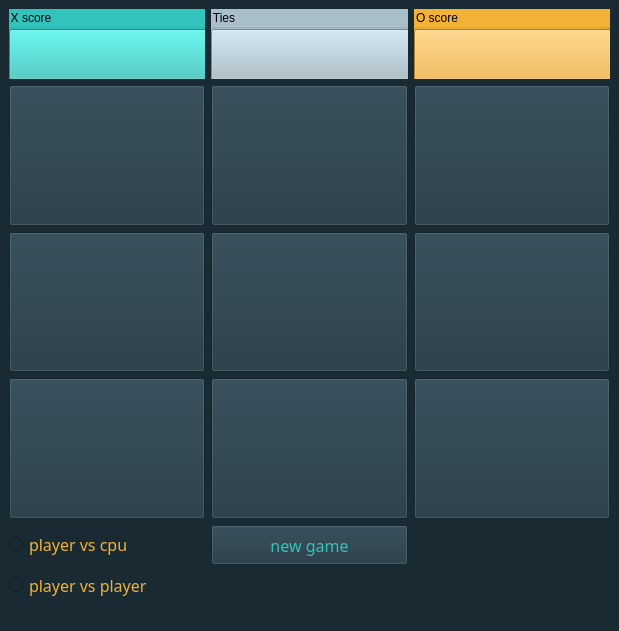
First picture: the form in PyLearn7-Assignment18/tic_tac_toe/main_window.ui, repository MahdiAhmadiKamal/PyLearn7-GUI, before the edit.
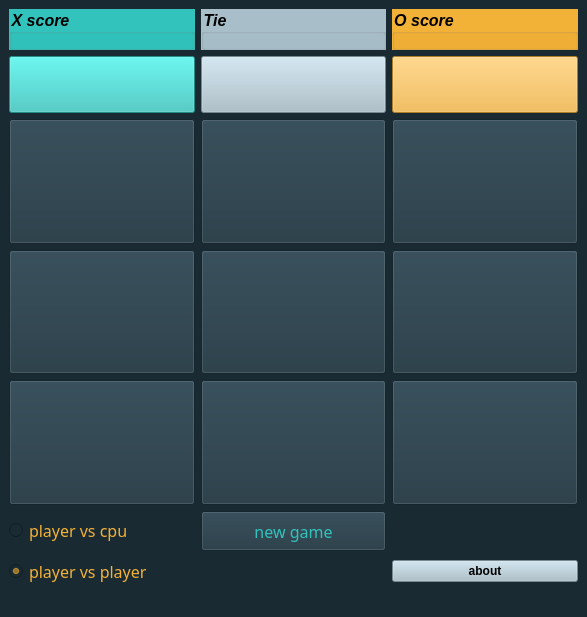
Second picture: the form after the edit.

```diff
--- a/PyLearn7-Assignment18/tic_tac_toe/main_window.ui
+++ b/PyLearn7-Assignment18/tic_tac_toe/main_window.ui
@@ -6,8 +6,8 @@
    <rect>
     <x>0</x>
     <y>0</y>
-    <width>619</width>
-    <height>631</height>
+    <width>587</width>
+    <height>617</height>
    </rect>
   </property>
   <property name="sizePolicy">
@@ -40,9 +40,16 @@
       <property name="minimumSize">
        <size>
         <width>0</width>
-        <height>70</height>
+        <height>25</height>
        </size>
       </property>
+      <property name="font">
+       <font>
+        <pointsize>12</pointsize>
+        <italic>true</italic>
+        <bold>true</bold>
+       </font>
+      </property>
       <property name="styleSheet">
        <string notr="true">background-color: rgb(49, 195, 188)
 </string>
@@ -50,30 +57,50 @@
       <property name="title">
        <string>X score</string>
       </property>
-      <widget class="QPushButton" name="scoreboard_x">
-       <property name="geometry">
-        <rect>
-         <x>0</x>
-         <y>20</y>
-         <width>201</width>
-         <height>51</height>
-        </rect>
-       </property>
-       <property name="font">
-        <font>
-         <family>Arial Black</family>
-         <pointsize>26</pointsize>
-         <bold>true</bold>
-        </font>
-       </property>
-       <property name="text">
-        <string/>
-       </property>
-      </widget>
+     </widget>
+    </item>
+    <item row="7" column="2">
+     <widget class="QPushButton" name="btn_about">
+      <property name="font">
+       <font>
+        <pointsize>9</pointsize>
+        <bold>true</bold>
+       </font>
+      </property>
+      <property name="styleSheet">
+       <string notr="true">background-color: rgb(168, 190, 201);</string>
+      </property>
+      <property name="text">
+       <string>about</string>
+      </property>
      </widget>
     </item>
     <item row="4" column="1">
-     <widget class="QPushButton" name="btn_newgame">
+     <widget class="QPushButton" name="btn_5">
+      <property name="sizePolicy">
+       <sizepolicy hsizetype="Minimum" vsizetype="Expanding">
+        <horstretch>0</horstretch>
+        <verstretch>0</verstretch>
+       </sizepolicy>
+      </property>
+      <property name="font">
+       <font>
+        <pointsize>40</pointsize>
+        <bold>true</bold>
+       </font>
+      </property>
+      <property name="styleSheet">
+       <string notr="true">background-color:rgb(31, 53, 64);
+
+</string>
+      </property>
+      <property name="text">
+       <string/>
+      </property>
+     </widget>
+    </item>
+    <item row="6" column="1">
+     <widget class="QPushButton" name="btn_new_game">
       <property name="sizePolicy">
        <sizepolicy hsizetype="Minimum" vsizetype="Fixed">
         <horstretch>0</horstretch>
@@ -103,7 +130,55 @@
       </property>
      </widget>
     </item>
-    <item row="2" column="0">
+    <item row="5" column="1">
+     <widget class="QPushButton" name="btn_8">
+      <property name="sizePolicy">
+       <sizepolicy hsizetype="Minimum" vsizetype="Expanding">
+        <horstretch>0</horstretch>
+        <verstretch>0</verstretch>
+       </sizepolicy>
+      </property>
+      <property name="font">
+       <font>
+        <pointsize>40</pointsize>
+        <bold>true</bold>
+       </font>
+      </property>
+      <property name="styleSheet">
+       <string notr="true">background-color:rgb(31, 53, 64);
+
+</string>
+      </property>
+      <property name="text">
+       <string/>
+      </property>
+     </widget>
+    </item>
+    <item row="3" column="1">
+     <widget class="QPushButton" name="btn_2">
+      <property name="sizePolicy">
+       <sizepolicy hsizetype="Minimum" vsizetype="Expanding">
+        <horstretch>0</horstretch>
+        <verstretch>0</verstretch>
+       </sizepolicy>
+      </property>
+      <property name="font">
+       <font>
+        <pointsize>40</pointsize>
+        <bold>true</bold>
+       </font>
+      </property>
+      <property name="styleSheet">
+       <string notr="true">background-color:rgb(31, 53, 64);
+
+</string>
+      </property>
+      <property name="text">
+       <string/>
+      </property>
+     </widget>
+    </item>
+    <item row="4" column="0">
      <widget class="QPushButton" name="btn_4">
       <property name="sizePolicy">
        <sizepolicy hsizetype="Minimum" vsizetype="Expanding">
@@ -127,7 +202,7 @@
       </property>
      </widget>
     </item>
-    <item row="1" column="0">
+    <item row="3" column="0">
      <widget class="QPushButton" name="btn_1">
       <property name="sizePolicy">
        <sizepolicy hsizetype="Minimum" vsizetype="Expanding">
@@ -151,8 +226,8 @@
       </property>
      </widget>
     </item>
-    <item row="4" column="0">
-     <widget class="QRadioButton" name="player_vs_cpu">
+    <item row="2" column="0">
+     <widget class="QPushButton" name="scoreboard_x">
       <property name="sizePolicy">
        <sizepolicy hsizetype="Minimum" vsizetype="Fixed">
         <horstretch>0</horstretch>
@@ -161,35 +236,92 @@
       </property>
       <property name="font">
        <font>
-        <family>Showcard Gothic</family>
-        <pointsize>12</pointsize>
+        <family>Arial Black</family>
+        <pointsize>26</pointsize>
+        <bold>true</bold>
        </font>
       </property>
       <property name="styleSheet">
-       <string notr="true">color: rgb(242, 177, 55)</string>
+       <string notr="true">background-color: rgb(49, 195, 188)
+</string>
       </property>
       <property name="text">
-       <string>player vs cpu</string>
+       <string/>
+      </property>
+     </widget>
+    </item>
+    <item row="2" column="1">
+     <widget class="QPushButton" name="scoreboard_tie">
+      <property name="sizePolicy">
+       <sizepolicy hsizetype="Minimum" vsizetype="Fixed">
+        <horstretch>0</horstretch>
+        <verstretch>0</verstretch>
+       </sizepolicy>
+      </property>
+      <property name="font">
+       <font>
+        <family>Arial Black</family>
+        <pointsize>26</pointsize>
+        <bold>true</bold>
+       </font>
+      </property>
+      <property name="styleSheet">
+       <string notr="true">background-color: rgb(168, 190, 201);</string>
+      </property>
+      <property name="text">
+       <string/>
       </property>
      </widget>
     </item>
     <item row="5" column="0">
-     <widget class="QRadioButton" name="player_vs_player">
+     <widget class="QPushButton" name="btn_7">
+      <property name="sizePolicy">
+       <sizepolicy hsizetype="Minimum" vsizetype="Expanding">
+        <horstretch>0</horstretch>
+        <verstretch>0</verstretch>
+       </sizepolicy>
+      </property>
       <property name="font">
        <font>
-        <family>Showcard Gothic</family>
-        <pointsize>12</pointsize>
+        <pointsize>40</pointsize>
+        <bold>true</bold>
        </font>
       </property>
       <property name="styleSheet">
-       <string notr="true">color: rgb(242, 177, 55)</string>
+       <string notr="true">background-color:rgb(31, 53, 64);
+
+</string>
       </property>
       <property name="text">
-       <string>player vs player</string>
+       <string/>
       </property>
      </widget>
     </item>
-    <item row="1" column="2">
+    <item row="5" column="2">
+     <widget class="QPushButton" name="btn_9">
+      <property name="sizePolicy">
+       <sizepolicy hsizetype="Minimum" vsizetype="Expanding">
+        <horstretch>0</horstretch>
+        <verstretch>0</verstretch>
+       </sizepolicy>
+      </property>
+      <property name="font">
+       <font>
+        <pointsize>40</pointsize>
+        <bold>true</bold>
+       </font>
+      </property>
+      <property name="styleSheet">
+       <string notr="true">background-color:rgb(31, 53, 64);
+
+</string>
+      </property>
+      <property name="text">
+       <string/>
+      </property>
+     </widget>
+    </item>
+    <item row="3" column="2">
      <widget class="QPushButton" name="btn_3">
       <property name="sizePolicy">
        <sizepolicy hsizetype="Minimum" vsizetype="Expanding">
@@ -214,6 +346,48 @@
      </widget>
     </item>
     <item row="2" column="2">
+     <widget class="QPushButton" name="scoreboard_o">
+      <property name="sizePolicy">
+       <sizepolicy hsizetype="Minimum" vsizetype="Fixed">
+        <horstretch>0</horstretch>
+        <verstretch>0</verstretch>
+       </sizepolicy>
+      </property>
+      <property name="font">
+       <font>
+        <family>Arial Black</family>
+        <pointsize>26</pointsize>
+        <bold>true</bold>
+       </font>
+      </property>
+      <property name="styleSheet">
+       <string notr="true">background-color: rgb(242, 177, 55)</string>
+      </property>
+      <property name="text">
+       <string/>
+      </property>
+     </widget>
+    </item>
+    <item row="7" column="0">
+     <widget class="QRadioButton" name="player_vs_player">
+      <property name="font">
+       <font>
+        <family>Showcard Gothic</family>
+        <pointsize>12</pointsize>
+       </font>
+      </property>
+      <property name="styleSheet">
+       <string notr="true">color: rgb(242, 177, 55)</string>
+      </property>
+      <property name="text">
+       <string>player vs player</string>
+      </property>
+      <property name="checked">
+       <bool>true</bool>
+      </property>
+     </widget>
+    </item>
+    <item row="4" column="2">
      <widget class="QPushButton" name="btn_6">
       <property name="sizePolicy">
        <sizepolicy hsizetype="Minimum" vsizetype="Expanding">
@@ -237,168 +411,6 @@
       </property>
      </widget>
     </item>
-    <item row="3" column="0">
-     <widget class="QPushButton" name="btn_7">
-      <property name="sizePolicy">
-       <sizepolicy hsizetype="Minimum" vsizetype="Expanding">
-        <horstretch>0</horstretch>
-        <verstretch>0</verstretch>
-       </sizepolicy>
-      </property>
-      <property name="font">
-       <font>
-        <pointsize>40</pointsize>
-        <bold>true</bold>
-       </font>
-      </property>
-      <property name="styleSheet">
-       <string notr="true">background-color:rgb(31, 53, 64);
-
-</string>
-      </property>
-      <property name="text">
-       <string/>
-      </property>
-     </widget>
-    </item>
-    <item row="3" column="2">
-     <widget class="QPushButton" name="btn_9">
-      <property name="sizePolicy">
-       <sizepolicy hsizetype="Minimum" vsizetype="Expanding">
-        <horstretch>0</horstretch>
-        <verstretch>0</verstretch>
-       </sizepolicy>
-      </property>
-      <property name="font">
-       <font>
-        <pointsize>40</pointsize>
-        <bold>true</bold>
-       </font>
-      </property>
-      <property name="styleSheet">
-       <string notr="true">background-color:rgb(31, 53, 64);
-
-</string>
-      </property>
-      <property name="text">
-       <string/>
-      </property>
-     </widget>
-    </item>
-    <item row="2" column="1">
-     <widget class="QPushButton" name="btn_5">
-      <property name="sizePolicy">
-       <sizepolicy hsizetype="Minimum" vsizetype="Expanding">
-        <horstretch>0</horstretch>
-        <verstretch>0</verstretch>
-       </sizepolicy>
-      </property>
-      <property name="font">
-       <font>
-        <pointsize>40</pointsize>
-        <bold>true</bold>
-       </font>
-      </property>
-      <property name="styleSheet">
-       <string notr="true">background-color:rgb(31, 53, 64);
-
-</string>
-      </property>
-      <property name="text">
-       <string/>
-      </property>
-     </widget>
-    </item>
-    <item row="3" column="1">
-     <widget class="QPushButton" name="btn_8">
-      <property name="sizePolicy">
-       <sizepolicy hsizetype="Minimum" vsizetype="Expanding">
-        <horstretch>0</horstretch>
-        <verstretch>0</verstretch>
-       </sizepolicy>
-      </property>
-      <property name="font">
-       <font>
-        <pointsize>40</pointsize>
-        <bold>true</bold>
-       </font>
-      </property>
-      <property name="styleSheet">
-       <string notr="true">background-color:rgb(31, 53, 64);
-
-</string>
-      </property>
-      <property name="text">
-       <string/>
-      </property>
-     </widget>
-    </item>
-    <item row="1" column="1">
-     <widget class="QPushButton" name="btn_2">
-      <property name="sizePolicy">
-       <sizepolicy hsizetype="Minimum" vsizetype="Expanding">
-        <horstretch>0</horstretch>
-        <verstretch>0</verstretch>
-       </sizepolicy>
-      </property>
-      <property name="font">
-       <font>
-        <pointsize>40</pointsize>
-        <bold>true</bold>
-       </font>
-      </property>
-      <property name="styleSheet">
-       <string notr="true">background-color:rgb(31, 53, 64);
-
-</string>
-      </property>
-      <property name="text">
-       <string/>
-      </property>
-     </widget>
-    </item>
-    <item row="0" column="1">
-     <widget class="QGroupBox" name="groupBox_2">
-      <property name="sizePolicy">
-       <sizepolicy hsizetype="Minimum" vsizetype="Fixed">
-        <horstretch>0</horstretch>
-        <verstretch>0</verstretch>
-       </sizepolicy>
-      </property>
-      <property name="minimumSize">
-       <size>
-        <width>0</width>
-        <height>70</height>
-       </size>
-      </property>
-      <property name="styleSheet">
-       <string notr="true">background-color: rgb(168, 190, 201);</string>
-      </property>
-      <property name="title">
-       <string>Ties</string>
-      </property>
-      <widget class="QPushButton" name="scoreboard_tie">
-       <property name="geometry">
-        <rect>
-         <x>0</x>
-         <y>20</y>
-         <width>201</width>
-         <height>51</height>
-        </rect>
-       </property>
-       <property name="font">
-        <font>
-         <family>Arial Black</family>
-         <pointsize>26</pointsize>
-         <bold>true</bold>
-        </font>
-       </property>
-       <property name="text">
-        <string/>
-       </property>
-      </widget>
-     </widget>
-    </item>
     <item row="0" column="2">
      <widget class="QGroupBox" name="groupBox_3">
       <property name="sizePolicy">
@@ -410,35 +422,73 @@
       <property name="minimumSize">
        <size>
         <width>0</width>
-        <height>70</height>
+        <height>25</height>
        </size>
       </property>
+      <property name="font">
+       <font>
+        <pointsize>12</pointsize>
+        <italic>true</italic>
+        <bold>true</bold>
+        <underline>false</underline>
+        <strikeout>false</strikeout>
+        <kerning>true</kerning>
+       </font>
+      </property>
       <property name="styleSheet">
        <string notr="true">background-color: rgb(242, 177, 55)</string>
       </property>
       <property name="title">
        <string>O score</string>
       </property>
-      <widget class="QPushButton" name="scoreboard_o">
-       <property name="geometry">
-        <rect>
-         <x>0</x>
-         <y>20</y>
-         <width>201</width>
-         <height>51</height>
-        </rect>
-       </property>
-       <property name="font">
-        <font>
-         <family>Arial Black</family>
-         <pointsize>26</pointsize>
-         <bold>true</bold>
-        </font>
-       </property>
-       <property name="text">
-        <string/>
-       </property>
-      </widget>
+     </widget>
+    </item>
+    <item row="0" column="1">
+     <widget class="QGroupBox" name="groupBox_2">
+      <property name="sizePolicy">
+       <sizepolicy hsizetype="Minimum" vsizetype="Fixed">
+        <horstretch>0</horstretch>
+        <verstretch>0</verstretch>
+       </sizepolicy>
+      </property>
+      <property name="minimumSize">
+       <size>
+        <width>0</width>
+        <height>25</height>
+       </size>
+      </property>
+      <property name="font">
+       <font>
+        <pointsize>12</pointsize>
+        <italic>true</italic>
+        <bold>true</bold>
+       </font>
+      </property>
+      <property name="styleSheet">
+       <string notr="true">background-color: rgb(168, 190, 201);</string>
+      </property>
+      <property name="title">
+       <string>Tie</string>
+      </property>
+     </widget>
+    </item>
+    <item row="6" column="0">
+     <widget class="QRadioButton" name="player_vs_cpu">
+      <property name="font">
+       <font>
+        <family>Showcard Gothic</family>
+        <pointsize>12</pointsize>
+       </font>
+      </property>
+      <property name="styleSheet">
+       <string notr="true">color: rgb(242, 177, 55)</string>
+      </property>
+      <property name="text">
+       <string>player vs cpu</string>
+      </property>
+      <property name="checked">
+       <bool>false</bool>
+      </property>
      </widget>
     </item>
    </layout>
```
Left out of the diff: 17 changed lines with no effect on the pictures.
